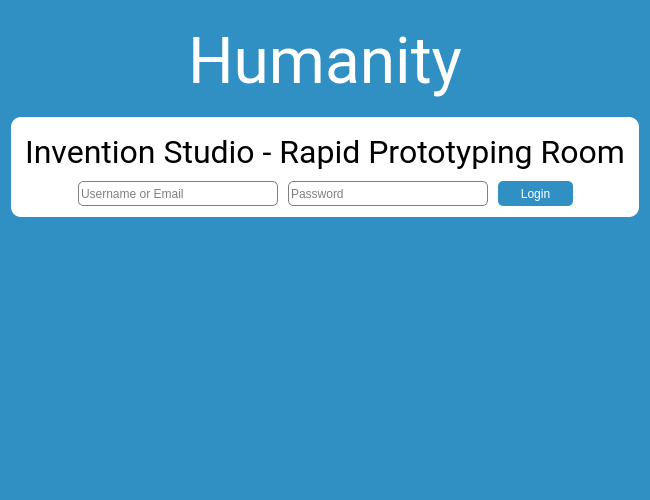
Above: src/mainwindow.ui from Invention-Studio/Time-Clock-Card-Reader before the change. Below: the same form after it.
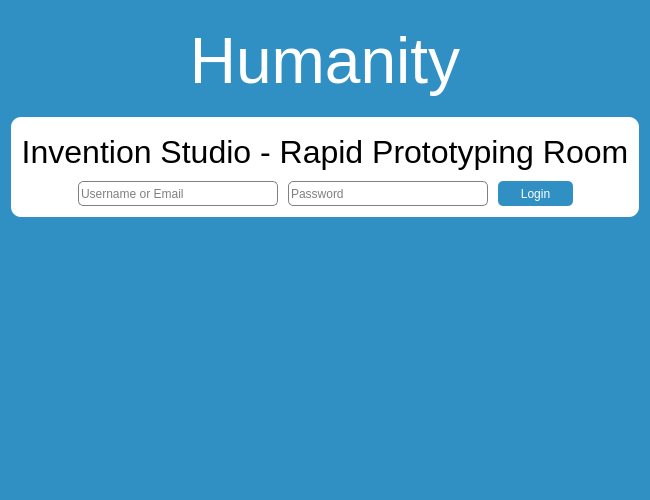
That is the form after the change.

```diff
--- a/src/mainwindow.ui
+++ b/src/mainwindow.ui
@@ -43,7 +43,7 @@
       </property>
       <property name="font">
        <font>
-        <family>Roboto</family>
+        <family>Helvetica</family>
         <pointsize>48</pointsize>
        </font>
       </property>
@@ -81,7 +81,7 @@
         <widget class="QLabel" name="label_2">
          <property name="font">
           <font>
-           <family>Roboto</family>
+           <family>Helvetica</family>
            <pointsize>24</pointsize>
           </font>
          </property>
```
